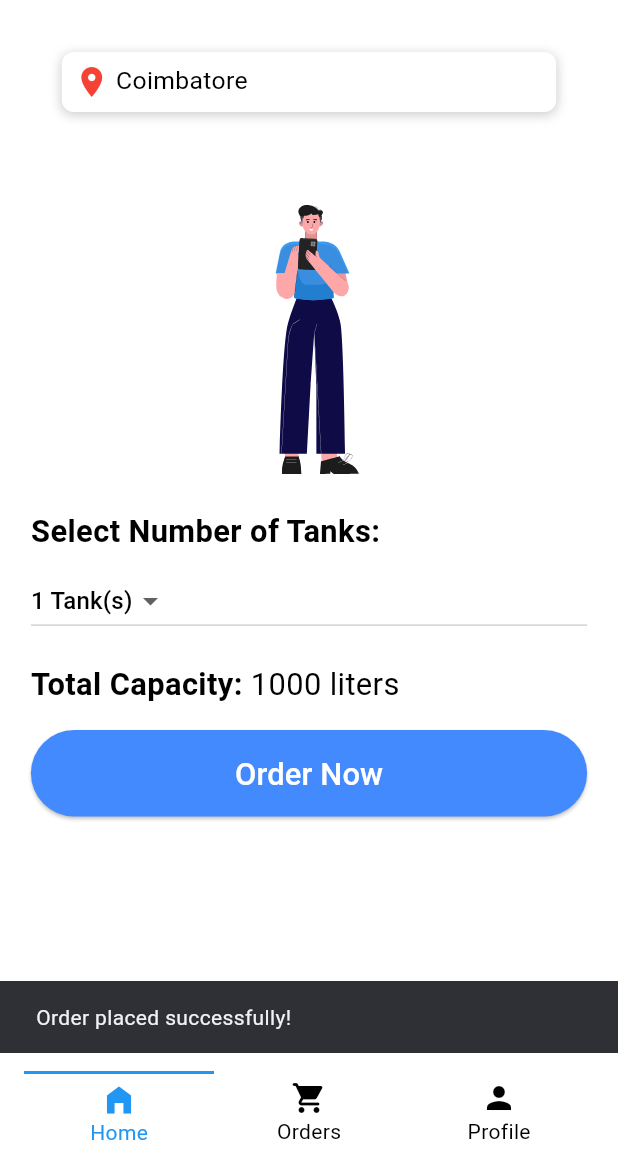
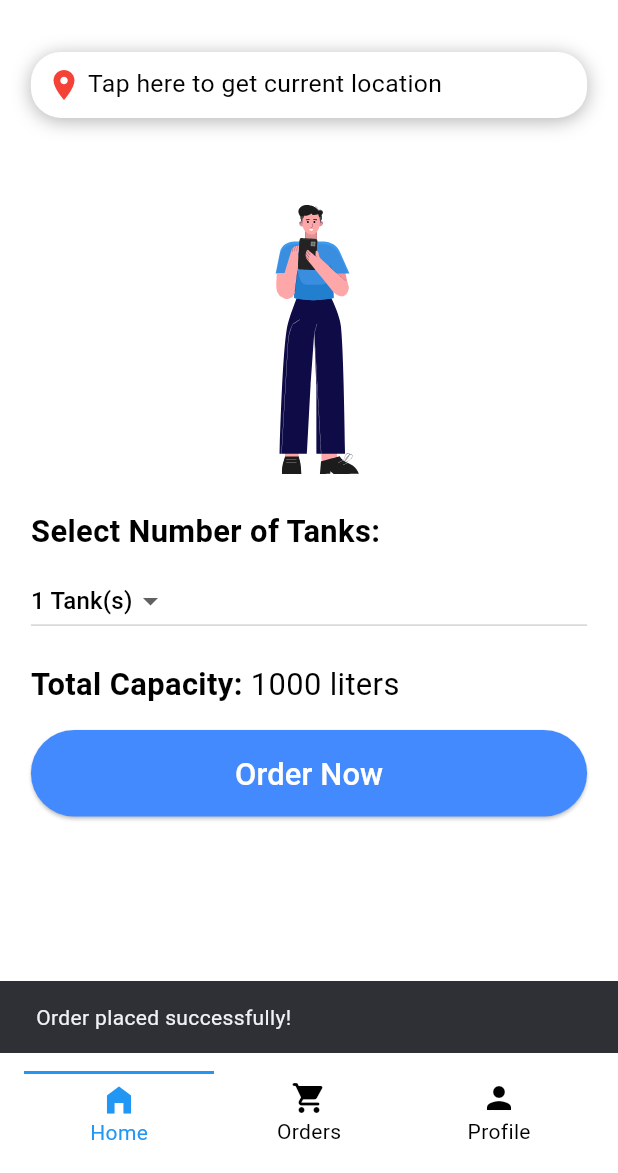
Before and after one commit to ManuvelVictor/Water-Tanker-Delivery, a Flutter app: the screen it shows once a user with an empty profile is signed in, after a tap on "Order Now", on a phone screen of 412 x 824 dp, the part 63-1236 px from its top. Run offline on Flutter 3.47's test engine with Material 3 defaults, Android fonts, the phone set to English and light mode, and no system bars; our stand-ins replace cloud_firestore, equatable, firebase_auth, firebase_core, flutter_bloc, geocoding and 4 more; accounts and stored records are empty.

Commit message:
Collecting and Sending location in android app

```diff
--- /dev/null
+++ b/lib/blocs/home_bloc.dart
@@ -0,0 +1,36 @@
+import 'package:flutter_bloc/flutter_bloc.dart';
+import 'package:geocoding/geocoding.dart';
+import 'package:geolocator/geolocator.dart';
+import '../events/home_event.dart';
+import '../states/home_state.dart';
+
+class HomeBloc extends Bloc<HomeEvent, HomeState> {
+  HomeBloc() : super(const HomeState(selectedTanks: 1, currentLocationName: "Tap here to get current location")) {
+    on<UpdateLocationEvent>(_onUpdateLocation);
+    on<SelectTanksEvent>(_onSelectTanks);
+  }
+
+  Future<void> _onUpdateLocation(UpdateLocationEvent event, Emitter<HomeState> emit) async {
+    try {
+      Position position = await Geolocator.getCurrentPosition(
+          desiredAccuracy: LocationAccuracy.high);
+      List<Placemark> placeMarks = await placemarkFromCoordinates(
+          position.latitude, position.longitude);
+      if (placeMarks.isNotEmpty) {
+        emit(state.copyWith(
+          currentLocationName: "${placeMarks.first.locality}, ${placeMarks.first.country}",
+          latitude: position.latitude,
+          longitude: position.longitude,
+        ));
+      }
+    } catch (e) {
+      print('Error updating location: $e');
+    }
+  }
+
+  void _onSelectTanks(SelectTanksEvent event, Emitter<HomeState> emit) {
+    emit(state.copyWith(
+      selectedTanks: event.numberOfTanks,
+    ));
+  }
+}
--- /dev/null
+++ b/lib/events/home_event.dart
@@ -0,0 +1,17 @@
+import 'package:equatable/equatable.dart';
+
+abstract class HomeEvent extends Equatable {
+  @override
+  List<Object?> get props => [];
+}
+
+class UpdateLocationEvent extends HomeEvent {}
+
+class SelectTanksEvent extends HomeEvent {
+  final int numberOfTanks;
+
+  SelectTanksEvent(this.numberOfTanks);
+
+  @override
+  List<Object?> get props => [numberOfTanks];
+}
--- a/lib/main.dart
+++ b/lib/main.dart
@@ -2,12 +2,16 @@ import 'package:firebase_core/firebase_core.dart';
 import 'package:flutter/material.dart';
 import 'package:flutter_bloc/flutter_bloc.dart';
 import 'package:provider/provider.dart';
+import 'package:water_tanker/blocs/home_bloc.dart';
 import 'package:water_tanker/providers/theme_provider.dart';
 import 'firebase_options.dart';
 import 'package:firebase_auth/firebase_auth.dart';
 import 'package:water_tanker/blocs/navigation_bloc.dart';
 import 'screens/login_screen.dart';
 import 'screens/main_screen.dart';
+import 'package:geolocator/geolocator.dart';
+import 'dart:io' show Platform;
+import 'package:permission_handler/permission_handler.dart';
 
 Future<void> main() async {
   WidgetsFlutterBinding.ensureInitialized();
@@ -23,14 +27,34 @@ Future<void> main() async {
       providers: [
         ChangeNotifierProvider(create: (_) => themeProvider),
         BlocProvider(create: (_) => NavigationBloc()),
+        BlocProvider(create: (_) => HomeBloc()),
       ],
       child: const MyApp(),
     ),
   );
 }
 
-class MyApp extends StatelessWidget {
+class MyApp extends StatefulWidget {
   const MyApp({super.key});
+
+  @override
+  MyAppState createState() => MyAppState();
+}
+
+class MyAppState extends State<MyApp> {
+  @override
+  void initState() {
+    super.initState();
+    _checkLocationPermission();
+  }
+
+  Future<void> _checkLocationPermission() async {
+    if (Platform.isAndroid || Platform.isIOS) {
+      await Permission.location.request();
+    } else {
+      await Geolocator.requestPermission();
+    }
+  }
 
   @override
   Widget build(BuildContext context) {
--- a/lib/screens/home_screen.dart
+++ b/lib/screens/home_screen.dart
@@ -1,48 +1,39 @@
+import 'package:flutter/material.dart';
+import 'package:flutter/services.dart';
+import 'package:flutter_bloc/flutter_bloc.dart';
 import 'package:cloud_firestore/cloud_firestore.dart';
 import 'package:firebase_auth/firebase_auth.dart';
-import 'package:flutter/material.dart';
-import 'package:flutter/services.dart';
 import 'package:lottie/lottie.dart';
 import 'package:provider/provider.dart';
-
+import '../blocs/home_bloc.dart';
+import '../events/home_event.dart';
 import '../providers/theme_provider.dart';
+import '../states/home_state.dart';
 import '../utils/mediaquery.dart';
 
-class HomeScreen extends StatefulWidget {
+class HomeScreen extends StatelessWidget {
   const HomeScreen({super.key});
 
-  @override
-  HomeScreenState createState() => HomeScreenState();
-}
+  Future<void> _orderNow(BuildContext context) async {
+    final String userName = FirebaseAuth.instance.currentUser?.email ?? "Anonymous";
+    final homeState = context.read<HomeBloc>().state;
 
-class HomeScreenState extends State<HomeScreen> {
-  int _selectedTanks = 1;
-  String _currentLocationName = "Coimbatore";
-
-
-  Future<void> _orderNow() async {
-    final String userName =
-        FirebaseAuth.instance.currentUser?.email ?? "Anonymous";
-    await _createOrderInFirestore(userName, _selectedTanks);
-  }
-
-  Future<void> _createOrderInFirestore(
-      String userName, int numberOfTanks) async {
     final orderRef = FirebaseFirestore.instance.collection('orders').doc();
-
     try {
       await orderRef.set({
         'userName': userName,
-        'numberOfTanks': numberOfTanks,
-        'location': _currentLocationName,
+        'numberOfTanks': homeState.selectedTanks,
+        'location': homeState.currentLocationName,
+        'latitude': homeState.latitude,
+        'longitude': homeState.longitude,
         'timestamp': FieldValue.serverTimestamp(),
       });
       ScaffoldMessenger.of(context).showSnackBar(
-        SnackBar(content: Text('Order placed successfully!')),
+        const SnackBar(content: Text('Order placed successfully!')),
       );
     } catch (e) {
       ScaffoldMessenger.of(context).showSnackBar(
-        SnackBar(content: Text('Failed to place order. Please try again.')),
+        const SnackBar(content: Text('Failed to place order. Please try again.')),
       );
     }
   }
@@ -52,6 +43,8 @@ class HomeScreenState extends State<HomeScreen> {
     final themeProvider = Provider.of<ThemeProvider>(context);
     final mediaQueryHelper = MediaQueryHelper(context);
 
+    return BlocBuilder<HomeBloc, HomeState>(
+      builder: (context, homeState) {
         return Scaffold(
           appBar: AppBar(
             centerTitle: true,
@@ -80,7 +73,7 @@ class HomeScreenState extends State<HomeScreen> {
                 Column(
                   crossAxisAlignment: CrossAxisAlignment.stretch,
                   children: [
-                SizedBox(height: mediaQueryHelper.scaledHeight(0.1)), // Space for location container
+                    SizedBox(height: mediaQueryHelper.scaledHeight(0.1)),
                     Center(
                       child: Lottie.asset(
                         'assets/anim/order_now.json',
@@ -97,7 +90,7 @@ class HomeScreenState extends State<HomeScreen> {
                     ),
                     SizedBox(height: mediaQueryHelper.scaledHeight(0.01)),
                     DropdownButton<int>(
-                  value: _selectedTanks,
+                      value: homeState.selectedTanks,
                       dropdownColor: themeProvider.themeMode == ThemeMode.dark
                           ? Colors.black
                           : Colors.white,
@@ -108,9 +101,7 @@ class HomeScreenState extends State<HomeScreen> {
                       ))
                           .toList(),
                       onChanged: (value) {
-                    setState(() {
-                      _selectedTanks = value!;
-                    });
+                        context.read<HomeBloc>().add(SelectTanksEvent(value!));
                       },
                     ),
                     SizedBox(height: mediaQueryHelper.scaledHeight(0.02)),
@@ -122,7 +113,7 @@ class HomeScreenState extends State<HomeScreen> {
                               fontSize: mediaQueryHelper.scaledFontSize(0.05),
                               fontWeight: FontWeight.bold),
                         ),
-                    Text(' ${_selectedTanks * 1000} liters',
+                        Text(' ${homeState.selectedTanks * 1000} liters',
                             style: TextStyle(
                                 fontSize: mediaQueryHelper.scaledFontSize(0.05)))
                       ],
@@ -131,7 +122,7 @@ class HomeScreenState extends State<HomeScreen> {
                     ElevatedButton(
                       onPressed: () {
                         HapticFeedback.mediumImpact();
-                    _orderNow();
+                        _orderNow(context);
                       },
                       style: ElevatedButton.styleFrom(
                         minimumSize: Size(
@@ -149,18 +140,26 @@ class HomeScreenState extends State<HomeScreen> {
                   ],
                 ),
                 Positioned(
-              top: 0, // Align with top of the Stack
-              left: mediaQueryHelper.scaledWidth(0.05),
-              right: mediaQueryHelper.scaledWidth(0.05),
+                  top: 0,
+                  left: mediaQueryHelper.scaledWidth(0),
+                  right: mediaQueryHelper.scaledWidth(0),
+                  child: GestureDetector(
+                    onTap: () {
+                      context.read<HomeBloc>().add(UpdateLocationEvent());
+                    },
                     child: Container(
-                padding: const EdgeInsets.all(8),
+                      padding: const EdgeInsets.all(10),
                       decoration: BoxDecoration(
-                  color: themeProvider.themeMode == ThemeMode.dark ? Colors.black : Colors.white,
-                  borderRadius: BorderRadius.circular(8),
+                        color: themeProvider.themeMode == ThemeMode.dark
+                            ? Colors.black
+                            : Colors.white,
+                        borderRadius: BorderRadius.circular(20),
                         boxShadow: [
                           BoxShadow(
-                      color: Colors.black.withOpacity(0.2),
-                      blurRadius: 6,
+                            color: themeProvider.themeMode == ThemeMode.dark
+                                ? Colors.white.withOpacity(0.3)
+                                : Colors.black.withOpacity(0.3),
+                            blurRadius: 10,
                             offset: const Offset(0, 2),
                           ),
                         ],
@@ -171,7 +170,7 @@ class HomeScreenState extends State<HomeScreen> {
                           const SizedBox(width: 4),
                           Expanded(
                             child: Text(
-                        _currentLocationName,
+                              homeState.currentLocationName,
                               overflow: TextOverflow.ellipsis,
                               style: TextStyle(
                                   fontSize: mediaQueryHelper.scaledFontSize(0.04)),
@@ -181,9 +180,12 @@ class HomeScreenState extends State<HomeScreen> {
                       ),
                     ),
                   ),
+                ),
               ],
             ),
           ),
         );
+      },
+    );
   }
 }
--- a/lib/screens/profile_screen.dart
+++ b/lib/screens/profile_screen.dart
@@ -52,6 +52,7 @@ class ProfileScreen extends StatelessWidget {
     final themeProvider = Provider.of<ThemeProvider>(context);
     return Scaffold(
       appBar: AppBar(
+        centerTitle: true,
         title: const Text(
           'Profile',
           style: TextStyle(fontWeight: FontWeight.bold),
--- /dev/null
+++ b/lib/states/home_state.dart
@@ -0,0 +1,27 @@
+class HomeState {
+  final int selectedTanks;
+  final String currentLocationName;
+  final double? latitude;
+  final double? longitude;
+
+  const HomeState({
+    required this.selectedTanks,
+    required this.currentLocationName,
+    this.latitude,
+    this.longitude,
+  });
+
+  HomeState copyWith({
+    int? selectedTanks,
+    String? currentLocationName,
+    double? latitude,
+    double? longitude,
+  }) {
+    return HomeState(
+      selectedTanks: selectedTanks ?? this.selectedTanks,
+      currentLocationName: currentLocationName ?? this.currentLocationName,
+      latitude: latitude ?? this.latitude,
+      longitude: longitude ?? this.longitude,
+    );
+  }
+}
--- a/pubspec.yaml
+++ b/pubspec.yaml
@@ -23,6 +23,8 @@ dependencies:
   google_sign_in: ^6.2.1
   geolocator: ^12.0.0
   geocoding: ^3.0.0
+  permission_handler: ^11.3.1
+  equatable: ^2.0.5
 
 
 dev_dependencies:
```
Also changed, not shown: lib/screens/orders_screen.dart (+44 -4 lines), lib/utils/simple_block_observer.dart (added, +15 -0 lines), pubspec.lock, 6 other files. Lines whose indentation alone changed are shown as unchanged.
